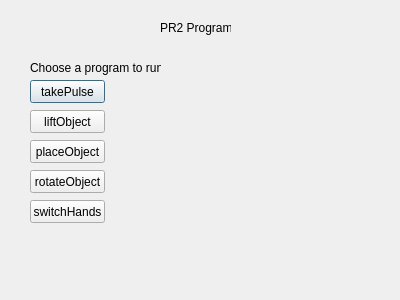
The window that rqt_pr2_hand_syntouch_sensor_interface/resource/programlist.ui (BigMacStorm/PR2_hapticSensorResearch) describes before a commit, drawn with Qt 5.
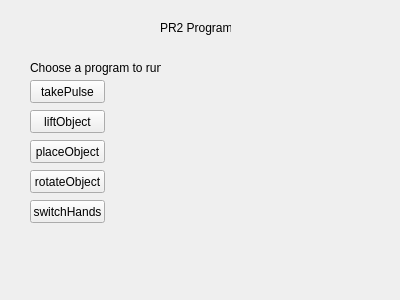
The same window after the commit.

Commit message: changed all of the dialogs to widgets

Patch:
```diff
--- a/rqt_pr2_hand_syntouch_sensor_interface/resource/programlist.ui
+++ b/rqt_pr2_hand_syntouch_sensor_interface/resource/programlist.ui
@@ -1,7 +1,7 @@
 <?xml version="1.0" encoding="UTF-8"?>
 <ui version="4.0">
  <class>programList</class>
- <widget class="QDialog" name="programList">
+ <widget class="QWidget" name="programList">
   <property name="geometry">
    <rect>
     <x>0</x>
```
The commit also changes 29 other files.
